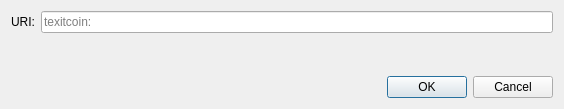
Old version of the form src/qt/forms/openuridialog.ui in the repository blockchainmint1/iskandercoin.
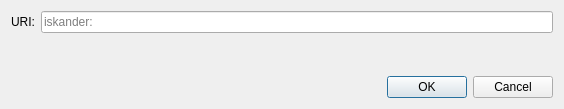
New version of the form. Custom widgets are drawn as their Qt base class.

Commit message: Migrate to Iskander

What changed in the file:
```diff
--- a/src/qt/forms/openuridialog.ui
+++ b/src/qt/forms/openuridialog.ui
@@ -26,7 +26,7 @@
      <item>
       <widget class="QValidatedLineEdit" name="uriEdit">
        <property name="placeholderText">
-        <string notr="true">texitcoin:</string>
+        <string notr="true">iskander:</string>
        </property>
       </widget>
      </item>
```
Left out of the diff: 2 changed lines with no effect on the pictures. The commit also changes 336 other files.
